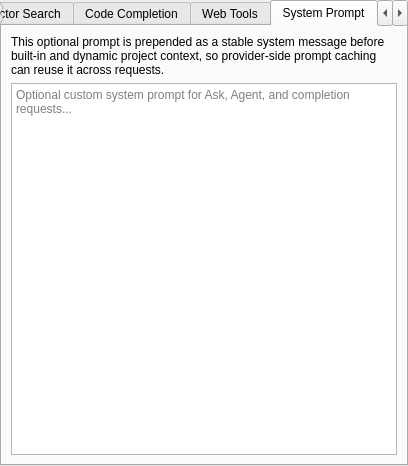
Qt form src/src/settings/settings_widget.ui (Dmytro-K/qcai2) before a commit.
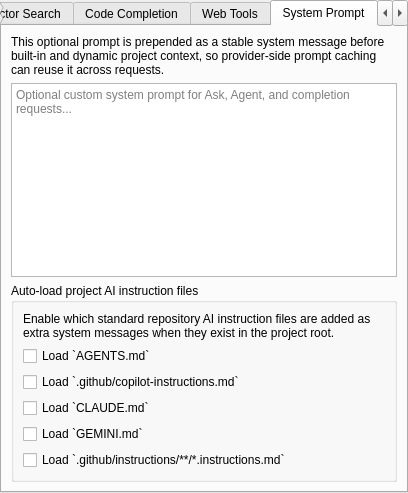
The same form after that commit. The open tabs and pages were chosen to show the change.

Commit message: Add reading AGENTS.md, etc

What changed in the file:
```diff
--- a/src/src/settings/settings_widget.ui
+++ b/src/src/settings/settings_widget.ui
@@ -912,6 +912,60 @@
           </property>
          </widget>
         </item>
+        <item>
+         <widget class="QGroupBox" name="projectInstructionFilesGroup">
+          <property name="title">
+           <string>Auto-load project AI instruction files</string>
+          </property>
+          <layout class="QVBoxLayout" name="projectInstructionFilesLayout">
+           <item>
+            <widget class="QLabel" name="projectInstructionFilesDescriptionLabel">
+             <property name="wordWrap">
+              <bool>true</bool>
+             </property>
+             <property name="text">
+              <string>Enable which standard repository AI instruction files are added as extra system messages when they exist in the project root.</string>
+             </property>
+            </widget>
+           </item>
+           <item>
+            <widget class="QCheckBox" name="loadAgentsMdCheck">
+             <property name="text">
+              <string>Load `AGENTS.md`</string>
+             </property>
+            </widget>
+           </item>
+           <item>
+            <widget class="QCheckBox" name="loadGithubCopilotInstructionsCheck">
+             <property name="text">
+              <string>Load `.github/copilot-instructions.md`</string>
+             </property>
+            </widget>
+           </item>
+           <item>
+            <widget class="QCheckBox" name="loadClaudeMdCheck">
+             <property name="text">
+              <string>Load `CLAUDE.md`</string>
+             </property>
+            </widget>
+           </item>
+           <item>
+            <widget class="QCheckBox" name="loadGeminiMdCheck">
+             <property name="text">
+              <string>Load `GEMINI.md`</string>
+             </property>
+            </widget>
+           </item>
+           <item>
+            <widget class="QCheckBox" name="loadGithubInstructionsDirCheck">
+             <property name="text">
+              <string>Load `.github/instructions/**/*.instructions.md`</string>
+             </property>
+            </widget>
+           </item>
+          </layout>
+         </widget>
+        </item>
        </layout>
       </widget>
       <widget class="QWidget" name="safetyTab">
```
The commit also changes 11 other files.
